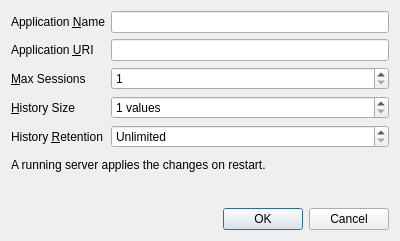
sanny32/OpenUaSim, file src/ui/dialogs/serversettingsdialog.ui: the form before one commit.
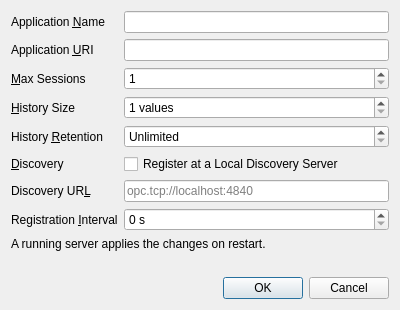
The form after the commit. Custom widgets are drawn as their Qt base class.

Commit message:
Register the server at a Local Discovery Server
Server Settings get a Discovery option with the LDS URL and the
registration interval, saved in the project. The running server
registers there, renews the registration and unregisters on stop. The
log records the registration when its outcome changes and explains a
server certificate the LDS rejected.

```diff
--- a/src/ui/dialogs/serversettingsdialog.ui
+++ b/src/ui/dialogs/serversettingsdialog.ui
@@ -109,6 +109,60 @@
        </property>
       </widget>
      </item>
+     <item row="5" column="0">
+      <widget class="QLabel" name="discoveryLabel">
+       <property name="text">
+        <string>&amp;Discovery</string>
+       </property>
+       <property name="buddy">
+        <cstring>discoveryCheck</cstring>
+       </property>
+      </widget>
+     </item>
+     <item row="5" column="1">
+      <widget class="QCheckBox" name="discoveryCheck">
+       <property name="text">
+        <string>Register at a Local Discovery Server</string>
+       </property>
+      </widget>
+     </item>
+     <item row="6" column="0">
+      <widget class="QLabel" name="discoveryUrlLabel">
+       <property name="text">
+        <string>Discovery UR&amp;L</string>
+       </property>
+       <property name="buddy">
+        <cstring>discoveryUrlEdit</cstring>
+       </property>
+      </widget>
+     </item>
+     <item row="6" column="1">
+      <widget class="ElidedLineEdit" name="discoveryUrlEdit">
+       <property name="placeholderText">
+        <string notr="true">opc.tcp://localhost:4840</string>
+       </property>
+      </widget>
+     </item>
+     <item row="7" column="0">
+      <widget class="QLabel" name="discoveryIntervalLabel">
+       <property name="text">
+        <string>Registration &amp;Interval</string>
+       </property>
+       <property name="buddy">
+        <cstring>discoveryIntervalSpin</cstring>
+       </property>
+      </widget>
+     </item>
+     <item row="7" column="1">
+      <widget class="QSpinBox" name="discoveryIntervalSpin">
+       <property name="toolTip">
+        <string>How often the server renews its registration; keep it below the time the discovery server keeps a server</string>
+       </property>
+       <property name="suffix">
+        <string> s</string>
+       </property>
+      </widget>
+     </item>
     </layout>
    </item>
    <item>
```
The commit also changes 14 other files.
